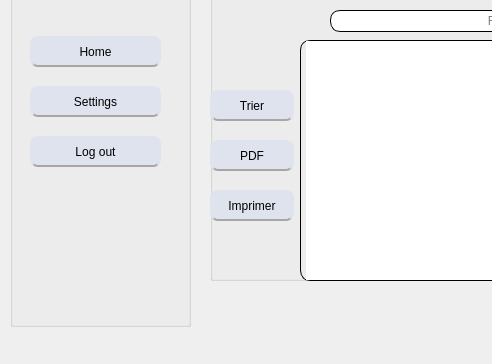
Above: mainwindow.ui from naouelboughattas/Smart_Shop_2A17 before the change; both pictures show x 0 to 492 and y 231 to 595 of the 810 by 595 pixel window. Below: the same form after it.
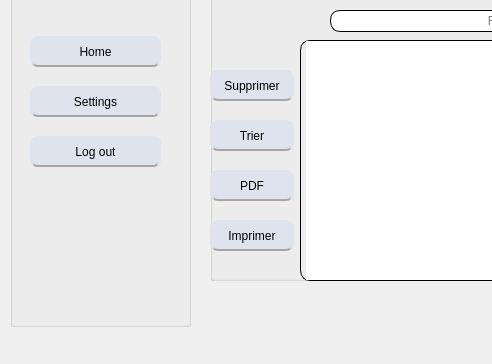
That is the form after the change. The open tabs and pages were chosen to show the change. Icons and pictures are not drawn.

Commit message: Bouton Supprimer ajouté

Diff of the .ui file:
```diff
--- a/mainwindow.ui
+++ b/mainwindow.ui
@@ -119,7 +119,7 @@
        <property name="geometry">
         <rect>
          <x>0</x>
-         <y>230</y>
+         <y>260</y>
          <width>84</width>
          <height>31</height>
         </rect>
@@ -226,7 +226,7 @@
        <property name="geometry">
         <rect>
          <x>0</x>
-         <y>280</y>
+         <y>310</y>
          <width>84</width>
          <height>31</height>
         </rect>
@@ -273,7 +273,7 @@
        <property name="geometry">
         <rect>
          <x>0</x>
-         <y>330</y>
+         <y>360</y>
          <width>84</width>
          <height>31</height>
         </rect>
@@ -313,6 +313,42 @@
         <string>Imprimer</string>
        </property>
       </widget>
+      <widget class="QPushButton" name="pushButton_2">
+       <property name="geometry">
+        <rect>
+         <x>0</x>
+         <y>210</y>
+         <width>84</width>
+         <height>31</height>
+        </rect>
+       </property>
+       <property name="styleSheet">
+        <string notr="true">QPushButton {
+background: #dfe3ee;
+border: 2px solid #dfe3ee;
+border-bottom-color: #aaa5a5; /* same as the pane color */
+border-top-left-radius: 7px;
+border-top-right-radius: 7px;
+min-width: 80px;
+border-radius: 8px;
+color: black;
+font-size:12px;
+font-family:Arial, Helvetica, sans-serif;
+
+
+}
+QPushButton:hover {
+color:#fff;
+background:#8b9dc3;
+border: none;
+
+}
+</string>
+       </property>
+       <property name="text">
+        <string>Supprimer</string>
+       </property>
+      </widget>
      </widget>
     </widget>
     <widget class="QWidget" name="tab">
```
Left out of the diff: 2 changed lines with no effect on the pictures. The commit also changes 4 other files.
